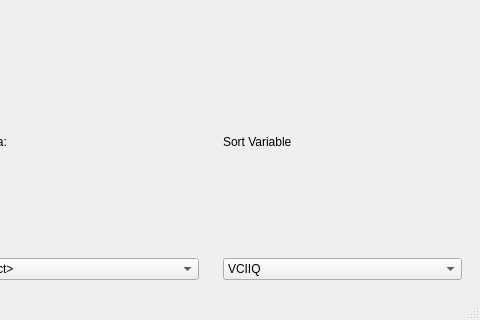
diego0020/braviz-app, file braviz/interaction/qt_guis/sample_overview.ui: the form before one commit; both pictures show x 320 to 800 and y 280 to 600 of the 800 by 600 pixel window.
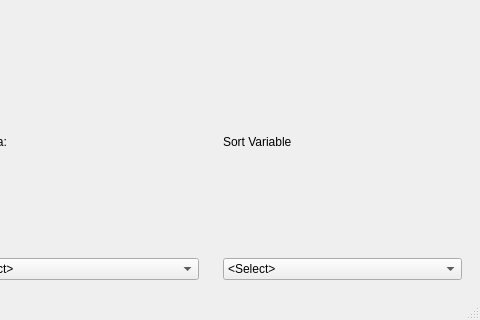
The form after the commit.

The edit to the form file:
```diff
--- a/braviz/interaction/qt_guis/sample_overview.ui
+++ b/braviz/interaction/qt_guis/sample_overview.ui
@@ -161,7 +161,7 @@
           <item>
            <widget class="QComboBox" name="rational_combo">
             <property name="currentIndex">
-             <number>1</number>
+             <number>0</number>
             </property>
             <item>
              <property name="text">
@@ -170,7 +170,7 @@
             </item>
             <item>
              <property name="text">
-              <string>VCIIQ</string>
+              <string>FSIQ</string>
              </property>
             </item>
            </widget>
```
Left out of the diff: 24 changed lines with no effect on the pictures.
